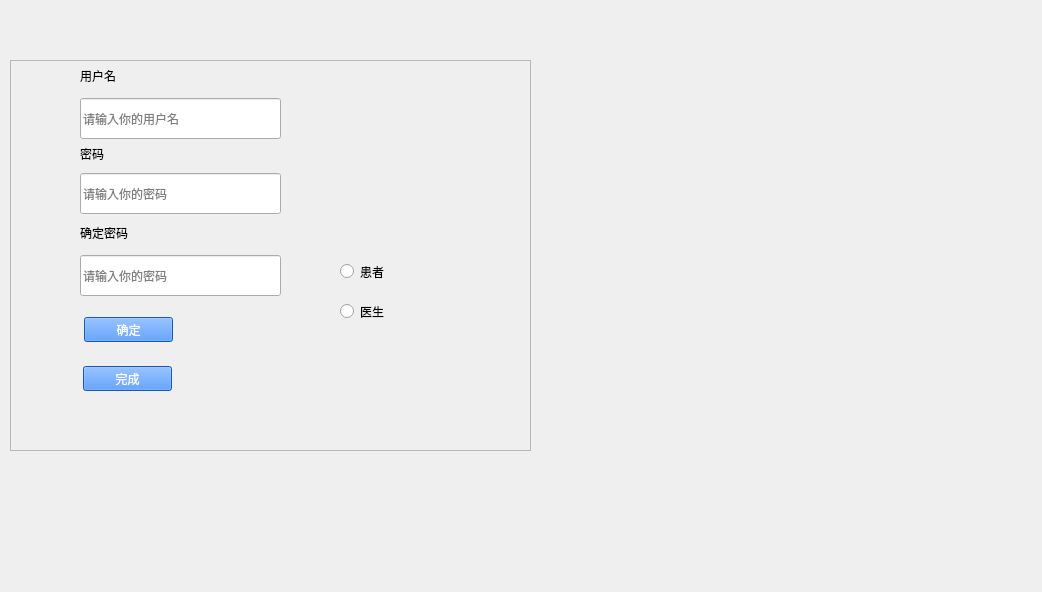
The window that demo1/signup.ui (KeviaWang/work) describes before a commit, drawn with Qt 5.
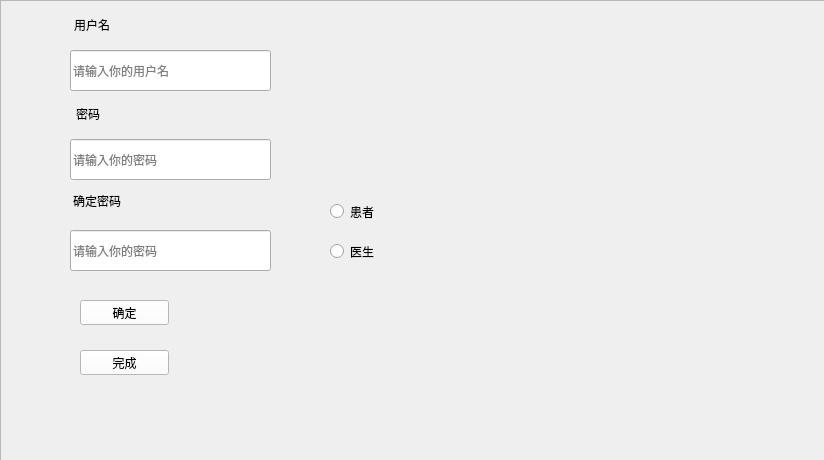
The same window after the commit. Icons and pictures are not drawn.

Patch:
```diff
--- a/demo1/signup.ui
+++ b/demo1/signup.ui
@@ -6,8 +6,8 @@
    <rect>
     <x>0</x>
     <y>0</y>
-    <width>1042</width>
-    <height>592</height>
+    <width>824</width>
+    <height>460</height>
    </rect>
   </property>
   <property name="windowTitle">
@@ -19,12 +19,15 @@
   <widget class="QFrame" name="frame">
    <property name="geometry">
     <rect>
-     <x>10</x>
-     <y>60</y>
-     <width>521</width>
-     <height>391</height>
+     <x>0</x>
+     <y>0</y>
+     <width>831</width>
+     <height>461</height>
     </rect>
    </property>
+   <property name="styleSheet">
+    <string notr="true">#frame{border-image: url(:/new/prefix1/back/登录.png);}</string>
+   </property>
    <property name="frameShape">
     <enum>QFrame::StyledPanel</enum>
    </property>
@@ -34,8 +37,8 @@
    <widget class="QLabel" name="label">
     <property name="geometry">
      <rect>
-      <x>70</x>
-      <y>0</y>
+      <x>74</x>
+      <y>9</y>
       <width>91</width>
       <height>31</height>
      </rect>
@@ -51,16 +54,14 @@
    <widget class="QPushButton" name="pushButton">
     <property name="geometry">
      <rect>
-      <x>73</x>
-      <y>306</y>
+      <x>80</x>
+      <y>350</y>
       <width>89</width>
       <height>25</height>
      </rect>
     </property>
     <property name="styleSheet">
-     <string notr="true">background-color: rgb(29, 123, 255);
-color: rgb(255, 255, 255);
-font: 25 9pt &quot;Bahnschrift Light&quot;;</string>
+     <string notr="true">background-color: rgb(255, 255, 255);</string>
     </property>
     <property name="text">
      <string>完成</string>
@@ -69,16 +70,14 @@
    <widget class="QPushButton" name="pushButton_2">
     <property name="geometry">
      <rect>
-      <x>74</x>
-      <y>257</y>
+      <x>80</x>
+      <y>300</y>
       <width>89</width>
       <height>25</height>
      </rect>
     </property>
     <property name="styleSheet">
-     <string notr="true">background-color: rgb(29, 123, 255);
-color: rgb(255, 255, 255);
-font: 25 9pt &quot;Bahnschrift Light&quot;;</string>
+     <string notr="true">background-color: rgb(255, 255, 255);</string>
     </property>
     <property name="text">
      <string>确定</string>
@@ -88,7 +87,7 @@
     <property name="geometry">
      <rect>
       <x>70</x>
-      <y>113</y>
+      <y>139</y>
       <width>201</width>
       <height>41</height>
      </rect>
@@ -101,7 +100,7 @@
     <property name="geometry">
      <rect>
       <x>70</x>
-      <y>195</y>
+      <y>230</y>
       <width>201</width>
       <height>41</height>
      </rect>
@@ -113,8 +112,8 @@
    <widget class="QLabel" name="label_3">
     <property name="geometry">
      <rect>
-      <x>70</x>
-      <y>157</y>
+      <x>73</x>
+      <y>185</y>
       <width>111</width>
       <height>31</height>
      </rect>
@@ -130,8 +129,8 @@
    <widget class="QLabel" name="label_2">
     <property name="geometry">
      <rect>
-      <x>70</x>
-      <y>78</y>
+      <x>76</x>
+      <y>98</y>
       <width>81</width>
       <height>31</height>
      </rect>
@@ -148,7 +147,7 @@
     <property name="geometry">
      <rect>
       <x>70</x>
-      <y>38</y>
+      <y>50</y>
       <width>201</width>
       <height>41</height>
      </rect>
```
Left out of the diff: 2 changed lines with no effect on the pictures.
